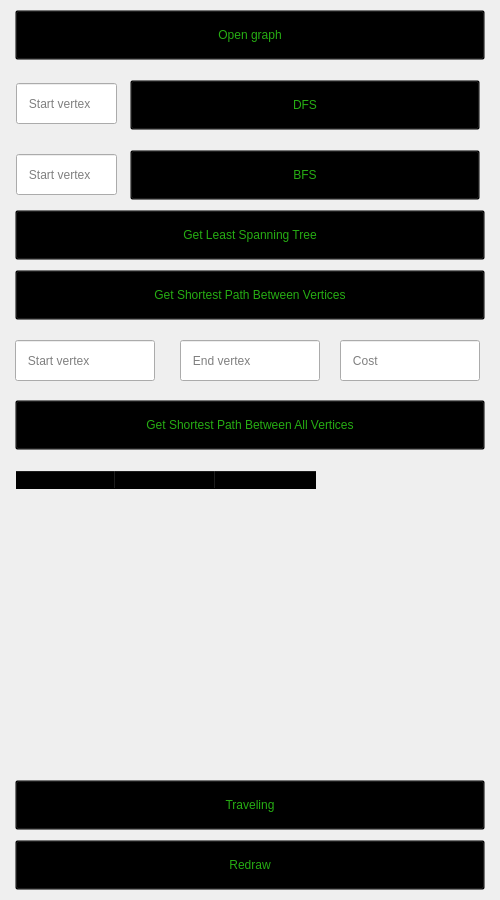
This is applications/graphical_interface/ui/interaction_panel.ui in amzdll/SimpleNavigator as Qt 5 draws it before an edit. The edited form follows.
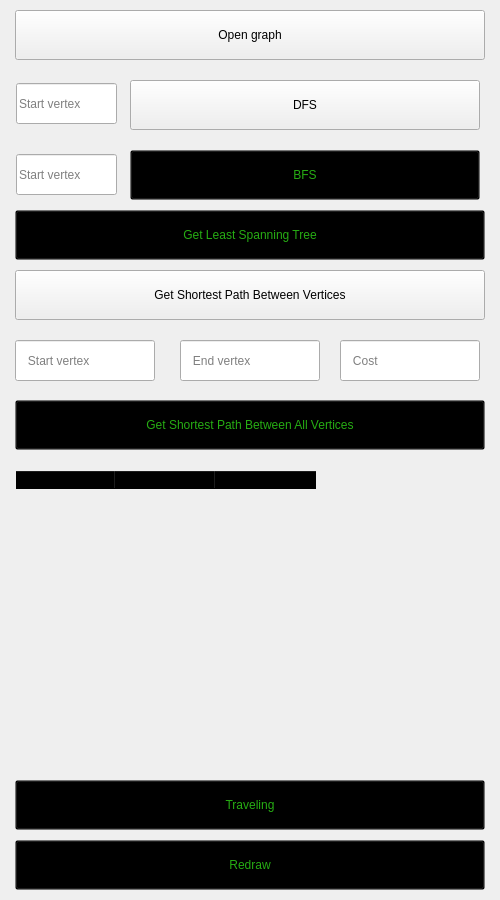
This is the edited form.

Patch:
```diff
--- a/applications/graphical_interface/ui/interaction_panel.ui
+++ b/applications/graphical_interface/ui/interaction_panel.ui
@@ -26,18 +26,7 @@
     </rect>
    </property>
    <property name="styleSheet">
-    <string notr="true">QPushButton {
-    background-color: transparent;
-    font: 16px &quot;JetBrains Mono&quot;;
-    color: rgb(38, 173, 19);
-}
-
-QPushButton:hover {
-    background-color: green;
-    font: 16px &quot;JetBrains Mono&quot;;
-    color: black;
-    border: 1px solid transparent;
-}</string>
+    <string notr="true"/>
    </property>
    <property name="text">
     <string>Open graph</string>
@@ -86,18 +75,7 @@
     </rect>
    </property>
    <property name="styleSheet">
-    <string notr="true">QPushButton {
-    background-color: transparent;
-    font: 16px &quot;JetBrains Mono&quot;;
-    color: rgb(38, 173, 19);
-}
-
-QPushButton:hover {
-    background-color: green;
-    font: 16px &quot;JetBrains Mono&quot;;
-    color: black;
-    border: 1px solid transparent;
-}</string>
+    <string notr="true"/>
    </property>
    <property name="text">
     <string>DFS</string>
@@ -149,7 +127,7 @@
     <string/>
    </property>
    <property name="placeholderText">
-    <string>   Start vertex</string>
+    <string>Start vertex</string>
    </property>
   </widget>
   <widget class="QLineEdit" name="bfs_input">
@@ -165,7 +143,7 @@
     </rect>
    </property>
    <property name="placeholderText">
-    <string>   Start vertex</string>
+    <string>Start vertex</string>
    </property>
   </widget>
   <widget class="QPushButton" name="get_shortest_path_between_vertices_btn">
@@ -181,18 +159,7 @@
     </rect>
    </property>
    <property name="styleSheet">
-    <string notr="true">QPushButton {
-    background-color: transparent;
-    font: 16px &quot;JetBrains Mono&quot;;
-    color: rgb(38, 173, 19);
-}
-
-QPushButton:hover {
-    background-color: green;
-    font: 16px &quot;JetBrains Mono&quot;;
-    color: black;
-    border: 1px solid transparent;
-}</string>
+    <string notr="true"/>
    </property>
    <property name="text">
     <string>Get Shortest Path Between Vertices</string>
```
